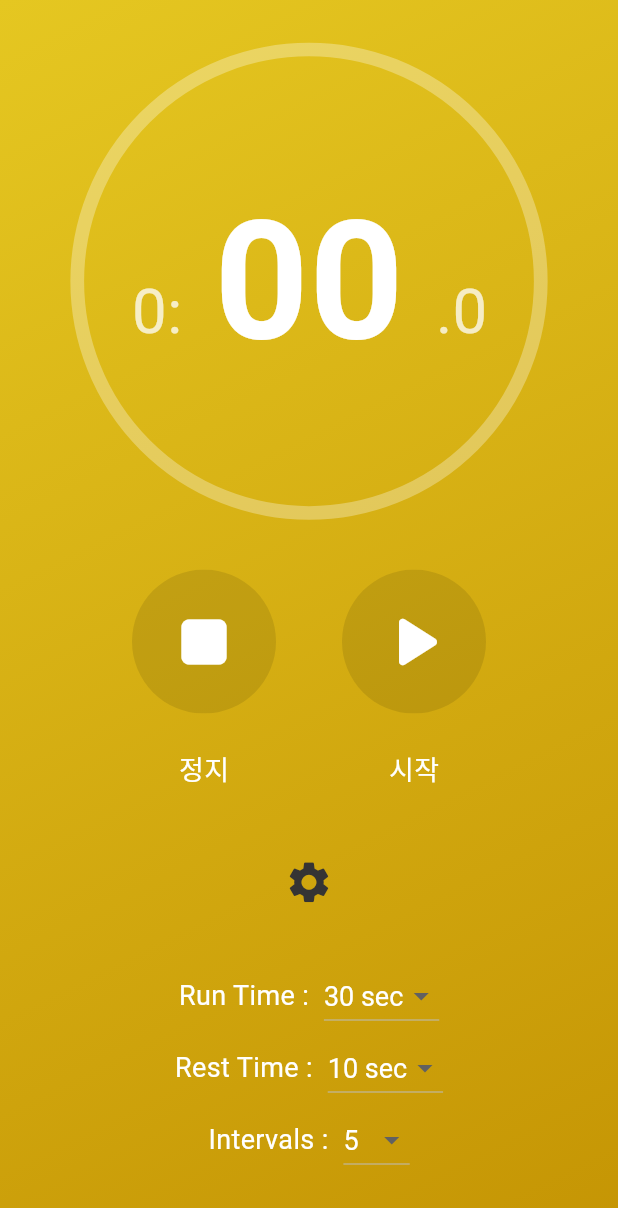
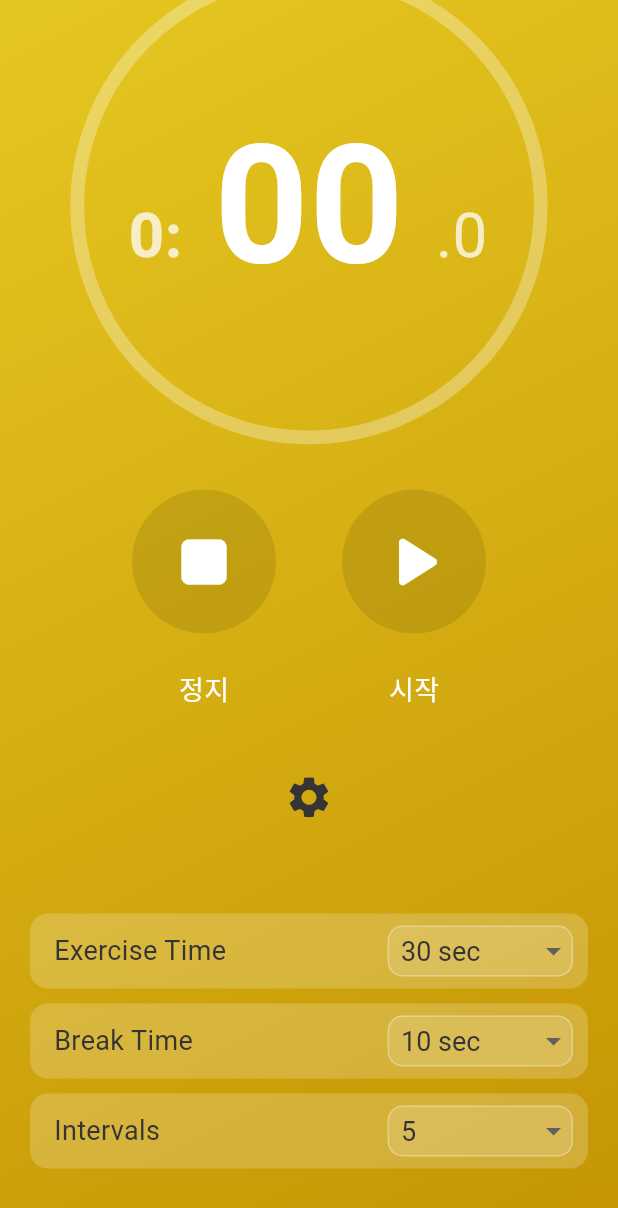
Before and after one commit to yunuchoiii/interval_timer, a Flutter app: the screen it shows after launch, after a tap on the "settings" icon, on a phone screen of 412 x 824 dp. Shown: the top 1208 px of the screen. Run offline on Flutter 3.47's test engine with Material 3 defaults, Android fonts, the phone set to English and light mode, and no system bars; our stand-ins replace flutter_screenutil, shared_preferences, vibration.

Commit message:
Feat: time 설정 ui 변경, 기기 스토리지 저장 구현

```diff
--- a/lib/page/timer_page.dart
+++ b/lib/page/timer_page.dart
@@ -69,14 +69,10 @@ class TimerPage extends StatelessWidget {
                           color: Colors.white,
                         ),
                       ),
-                      SizedBox(
-                        height: 10.h,
-                      ),
+                      SizedBox(height: 10.h),
                       TimerDisplay(readTimer: readTimer),
                       IconButtonRow(iconButtonProps: iconButtonProps),
-                      Opacity(
-                        opacity: isWorkingOut ? 0 : 1,
-                        child: IconButton(
+                      IconButton(
                         onPressed: () {
                           scrollController.animateTo(
                             scrollController.position.maxScrollExtent,
@@ -89,11 +85,11 @@ class TimerPage extends StatelessWidget {
                         color: AppColors.gray01,
                         padding: const EdgeInsets.all(20),
                       ),
-                      )
+                      SizedBox(height: 10.h),
                     ],
                   ),
                 ),
-                if (!isWorkingOut)
+                // if (!isWorkingOut)
                 Padding(
                   padding: const EdgeInsets.only(bottom: 40),
                   child: DropdownRow(dropdownProps: dropdownProps),
@@ -148,7 +144,7 @@ class TimerPage extends StatelessWidget {
       TimerService readTimer, TimerService watchTimer) {
     return [
       {
-        'title': 'Run Time',
+        'title': 'Exercise Time',
         'value': watchTimer.runningTime,
         'onChanged': (value) => readTimer.setRunningTime(value!),
         'items': [10, 20, 30, 40, 50, 60, 70, 80, 90]
@@ -159,7 +155,7 @@ class TimerPage extends StatelessWidget {
             .toList(),
       },
       {
-        'title': 'Rest Time',
+        'title': 'Break Time',
         'value': watchTimer.restingTime,
         'onChanged': (value) => readTimer.setRestingTime(value!),
         'items': [10, 20, 30, 40, 50, 60, 70, 80, 90]
--- a/lib/service/timer_service.dart
+++ b/lib/service/timer_service.dart
@@ -1,6 +1,7 @@
 import 'dart:async';
 
 import 'package:flutter/material.dart';
+import 'package:shared_preferences/shared_preferences.dart';
 import 'package:vibration/vibration.dart';
 
 enum TimerState { ready, running, resting, completed, paused, nothing }
@@ -15,6 +16,10 @@ class TimerService extends ChangeNotifier {
   TimerState _state = TimerState.nothing; // 상태 관리
   TimerState _prevState = TimerState.nothing; // 일시정지 이전 상태 관리
   Timer? _timer;
+
+  TimerService() {
+    _loadSettings();
+  }
 
   int get runningTime => _runningTime;
   int get restingTime => _restingTime;
@@ -87,8 +92,10 @@ class TimerService extends ChangeNotifier {
 
   void stopTimer() {
     _timer?.cancel();
+    _timer = null;
     _currentInterval = 1;
     _currentTime = 0;
+    _state = TimerState.nothing;
     notifyListeners();
   }
 
@@ -100,16 +107,19 @@ class TimerService extends ChangeNotifier {
 
   void setRunningTime(int time) {
     _runningTime = time;
+    _saveSettings();
     notifyListeners();
   }
 
   void setRestingTime(int time) {
     _restingTime = time;
+    _saveSettings();
     notifyListeners();
   }
 
   void setIntervals(int intervals) {
     _intervals = intervals;
+    _saveSettings();
     notifyListeners();
   }
 
@@ -119,6 +129,25 @@ class TimerService extends ChangeNotifier {
   }
 
   void vibrate() {
-    Vibration.vibrate(duration: 1000);
+    Vibration.hasVibrator().then((bool? hasVibrator) {
+      if (hasVibrator == true) {
+        Vibration.vibrate(duration: 1000);
+      }
+    });
+  }
+
+  Future<void> _saveSettings() async {
+    final prefs = await SharedPreferences.getInstance();
+    await prefs.setInt('runningTime', _runningTime);
+    await prefs.setInt('restingTime', _restingTime);
+    await prefs.setInt('intervals', _intervals);
+  }
+
+  Future<void> _loadSettings() async {
+    final prefs = await SharedPreferences.getInstance();
+    _runningTime = prefs.getInt('runningTime') ?? 30;
+    _restingTime = prefs.getInt('restingTime') ?? 10;
+    _intervals = prefs.getInt('intervals') ?? 5;
+    notifyListeners();
   }
 }
--- a/lib/widget/dropdown_row_widget.dart
+++ b/lib/widget/dropdown_row_widget.dart
@@ -1,4 +1,6 @@
 import 'package:flutter/material.dart';
+import 'package:flutter_screenutil/flutter_screenutil.dart';
+import 'package:interval_timer/styles/app_colors.dart';
 
 class DropdownRow extends StatelessWidget {
   final List<Map<String, dynamic>> dropdownProps;
@@ -8,28 +10,61 @@ class DropdownRow extends StatelessWidget {
   Widget build(BuildContext context) {
     return Column(
       children: dropdownProps.map((prop) {
-        return Row(
-          mainAxisAlignment: MainAxisAlignment.center,
+        return Container(
+          height: 50,
+          margin: const EdgeInsets.symmetric(
+            horizontal: 20,
+            vertical: 5,
+          ),
+          padding: const EdgeInsets.only(
+            left: 16,
+            right: 10,
+          ),
+          decoration: const BoxDecoration(
+            color: Color.fromRGBO(255, 255, 255, 0.2),
+            borderRadius: BorderRadius.all(
+              Radius.circular(12),
+            ),
+          ),
+          child: Center(
+            child: Row(
+              mainAxisAlignment: MainAxisAlignment.spaceBetween,
               children: [
                 Text(
-              '${prop['title']} :',
+                  '${prop['title']}',
                   style: const TextStyle(
-                color: Colors.white,
+                    color: AppColors.gray01,
                     fontSize: 18,
                   ),
                 ),
-            const SizedBox(width: 10),
-            DropdownButton<int>(
+                Container(
+                  width: 0.3.sw,
+                  margin: const EdgeInsets.symmetric(vertical: 8),
+                  padding: const EdgeInsets.only(left: 8),
+                  decoration: BoxDecoration(
+                    color: Colors.white.withOpacity(0.15),
+                    border: Border.all(color: Colors.white.withOpacity(0.3)),
+                    borderRadius: BorderRadius.circular(10),
+                  ),
+                  child: DropdownButton<int>(
                     value: prop['value'],
-              dropdownColor: const Color.fromARGB(255, 40, 40, 40),
+                    dropdownColor: const Color.fromRGBO(255, 255, 255, 0.9),
                     style: const TextStyle(
-                color: Colors.white,
+                      color: AppColors.gray01,
                       fontSize: 18,
                     ),
                     onChanged: prop['onChanged'],
                     items: prop['items'],
+                    borderRadius: BorderRadius.circular(12.r),
+                    elevation: 0,
+                    enableFeedback: true,
+                    isExpanded: true,
+                    underline: const SizedBox(),
+                  ),
                 ),
               ],
+            ),
+          ),
         );
       }).toList(),
     );
--- a/lib/widget/timer_widget.dart
+++ b/lib/widget/timer_widget.dart
@@ -42,7 +42,8 @@ class TimerDisplay extends StatelessWidget {
                 strokeWidth: 8.w,
                 backgroundColor: Colors.white.withOpacity(0.3),
                 valueColor: AlwaysStoppedAnimation<Color>(
-                    Colors.white.withOpacity(0.8)),
+                  Colors.white.withOpacity(0.8),
+                ),
               ),
             ),
             Center(
@@ -58,6 +59,7 @@ class TimerDisplay extends StatelessWidget {
                       textAlign: TextAlign.right,
                       style: TextStyle(
                         fontSize: 36.sp,
+                        fontWeight: FontWeight.w700,
                         color: Colors.white.withOpacity(
                           int.parse(formatMinutes(readTimer.currentTime)) >= 1
                               ? 1
--- a/pubspec.yaml
+++ b/pubspec.yaml
@@ -30,10 +30,11 @@ environment:
 dependencies:
   flutter:
     sdk: flutter
-  provider: ^6.0.0
+  provider: ^6.1.2
   vibration: ^1.8.4
   circular_countdown_timer: ^0.2.3
   flutter_screenutil: ^5.9.1
+  shared_preferences: ^2.2.3
 
   # The following adds the Cupertino Icons font to your application.
   # Use with the CupertinoIcons class for iOS style icons.
```
Also changed, not shown: 2 other files. Lines whose indentation alone changed are shown as unchanged.
